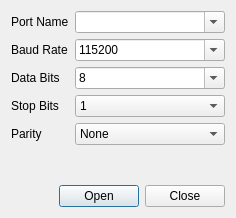
This is pqcom_setup.ui in xiongyihui/pqcom as Qt 5 draws it before an edit. The edited form follows.
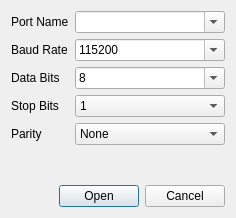
This is the edited form.

Patch:
```diff
--- a/pqcom_setup.ui
+++ b/pqcom_setup.ui
@@ -166,7 +166,7 @@
       <enum>Qt::Horizontal</enum>
      </property>
      <property name="standardButtons">
-      <set>QDialogButtonBox::Close|QDialogButtonBox::Open</set>
+      <set>QDialogButtonBox::Cancel|QDialogButtonBox::Open</set>
      </property>
     </widget>
    </item>
```
